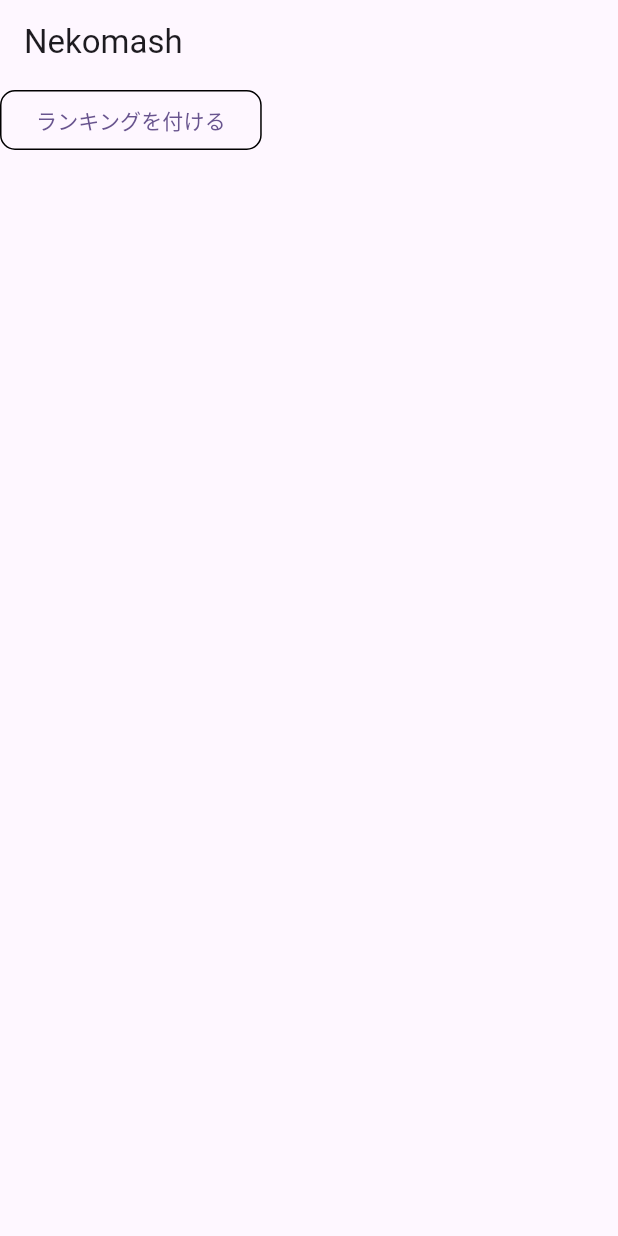
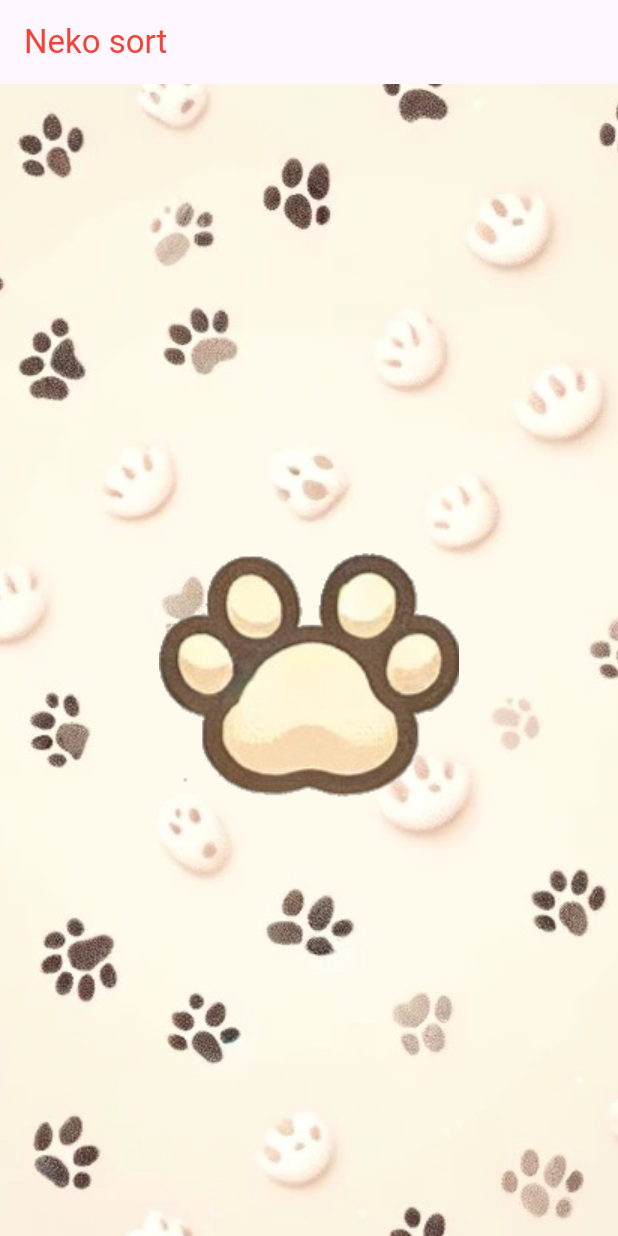
Before and after one commit to nytsdayo/cat_ranking, a Flutter app: the screen it shows after launch, on a phone screen of 412 x 824 dp. Run offline on Flutter 3.47's test engine with Material 3 defaults, Android fonts, the phone set to English and light mode, and no system bars.

Commit message:
main menu act(背景画像の設定、画像をボタンとして設定）

```diff
--- a/flutter/nekosort/lib/main.dart
+++ b/flutter/nekosort/lib/main.dart
@@ -10,12 +10,12 @@ class MyApp extends StatelessWidget {
   @override
   Widget build(BuildContext context) {
     return MaterialApp(
-      title: 'Nekomash',
+      title: 'Neko',
       theme: ThemeData(
         colorScheme: ColorScheme.fromSeed(seedColor: Colors.deepPurple),
         useMaterial3: true,
       ),
-      home: const MyHomePage(title: 'Nekomash'),
+      home: const MyHomePage(title: 'Neko sort'),
     );
   }
 }
@@ -32,26 +32,48 @@ class _MyHomePageState extends State<MyHomePage> {
   @override
   Widget build(BuildContext context) {
     return Scaffold(
-        appBar: AppBar(
-          title: Text(widget.title),
+      appBar: AppBar(
+        title: Text(widget.title, style: TextStyle(color: Colors.red)),
+      ),
+      body: Container(
+        width: double.infinity,
+        // 背景画像を指定
+        decoration: BoxDecoration(
+          image: DecorationImage(
+            image: AssetImage("assets/images/background_base_image.jpg"),
+            fit: BoxFit.none,
+          ),
         ),
-        body: Column(
+        // ボタン要素
+        child: Column(
+          // 要素の位置を指定
+          mainAxisAlignment: MainAxisAlignment.center, // 中央寄せ（縦）
           children: [
-            OutlinedButton(
-              child: const Text('ランキングを付ける'),
-              style: OutlinedButton.styleFrom(
-                shape: RoundedRectangleBorder(
-                    borderRadius: BorderRadius.circular(10)),
-                side: const BorderSide(),
-              ),
-              onPressed: () {
+            // Inkwellで画像をタップ可能にする
+            InkWell(
+              // 画像タップ時の挙動
+              onTap: () {
                 Navigator.push(
                   context,
                   MaterialPageRoute(builder: (context) => SortPage()),
                 );
-              }, //ソート画面に遷移するようにする
+              },
+              // コンテナ内の画像を指定
+              child: Container(
+                width: 200,
+                height: 200,
+                decoration: BoxDecoration(
+                  borderRadius: BorderRadius.circular(10),
+                  image: DecorationImage(
+                    image: AssetImage("assets/images/cat_hands.jpg"),
+                    fit: BoxFit.cover,
+                  ),
+                ),
+              ),
             ),
           ],
-        ));
+        ),
+      ),
+    );
   }
 }
```
